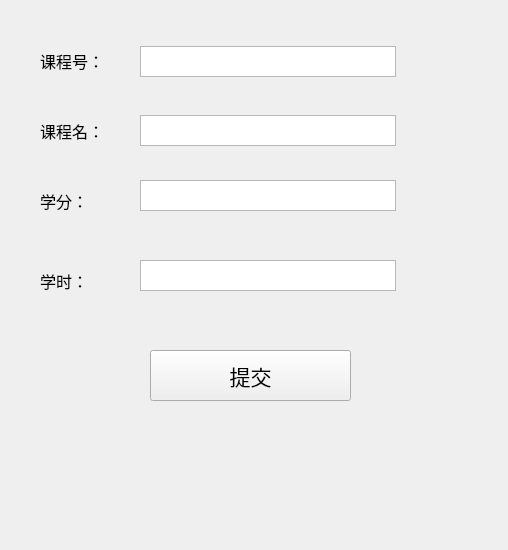
The window that courseaddform.ui (zihang0403/EduManagement) describes before a commit, drawn with Qt 5.
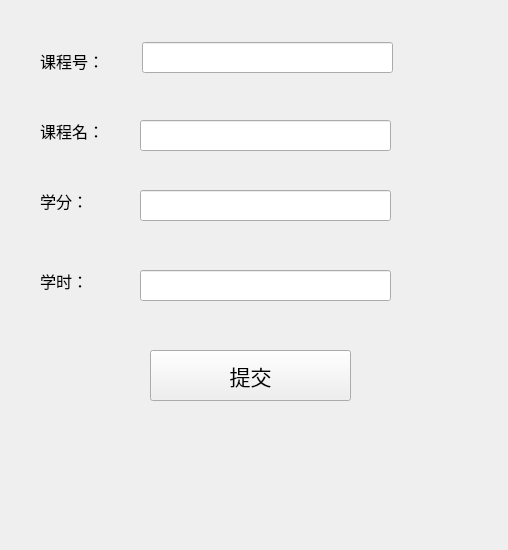
The same window after the commit.

The edit to the form file:
```diff
--- a/courseaddform.ui
+++ b/courseaddform.ui
@@ -62,21 +62,6 @@
     <string>课程名：</string>
    </property>
   </widget>
-  <widget class="QTextEdit" name="coursename">
-   <property name="geometry">
-    <rect>
-     <x>140</x>
-     <y>115</y>
-     <width>256</width>
-     <height>31</height>
-    </rect>
-   </property>
-   <property name="font">
-    <font>
-     <pointsize>12</pointsize>
-    </font>
-   </property>
-  </widget>
   <widget class="QLabel" name="label_3">
    <property name="geometry">
     <rect>
@@ -137,48 +122,6 @@
     <string>学时：</string>
    </property>
   </widget>
-  <widget class="QTextEdit" name="courseperiod">
-   <property name="geometry">
-    <rect>
-     <x>140</x>
-     <y>260</y>
-     <width>256</width>
-     <height>31</height>
-    </rect>
-   </property>
-   <property name="sizePolicy">
-    <sizepolicy hsizetype="Minimum" vsizetype="Minimum">
-     <horstretch>0</horstretch>
-     <verstretch>0</verstretch>
-    </sizepolicy>
-   </property>
-   <property name="minimumSize">
-    <size>
-     <width>0</width>
-     <height>0</height>
-    </size>
-   </property>
-   <property name="font">
-    <font>
-     <pointsize>12</pointsize>
-    </font>
-   </property>
-  </widget>
-  <widget class="QTextEdit" name="courseid">
-   <property name="geometry">
-    <rect>
-     <x>140</x>
-     <y>46</y>
-     <width>256</width>
-     <height>31</height>
-    </rect>
-   </property>
-   <property name="font">
-    <font>
-     <pointsize>12</pointsize>
-    </font>
-   </property>
-  </widget>
   <widget class="QLabel" name="label">
    <property name="geometry">
     <rect>
@@ -209,19 +152,44 @@
     <string>课程号：</string>
    </property>
   </widget>
-  <widget class="QTextEdit" name="coursescore">
+  <widget class="QLineEdit" name="courseid">
    <property name="geometry">
     <rect>
+     <x>142</x>
+     <y>42</y>
+     <width>251</width>
+     <height>31</height>
+    </rect>
+   </property>
+  </widget>
+  <widget class="QLineEdit" name="coursename">
+   <property name="geometry">
+    <rect>
      <x>140</x>
-     <y>180</y>
-     <width>256</width>
+     <y>120</y>
+     <width>251</width>
      <height>31</height>
     </rect>
    </property>
-   <property name="font">
-    <font>
-     <pointsize>12</pointsize>
-    </font>
+  </widget>
+  <widget class="QLineEdit" name="coursescore">
+   <property name="geometry">
+    <rect>
+     <x>140</x>
+     <y>190</y>
+     <width>251</width>
+     <height>31</height>
+    </rect>
+   </property>
+  </widget>
+  <widget class="QLineEdit" name="courseperoid">
+   <property name="geometry">
+    <rect>
+     <x>140</x>
+     <y>270</y>
+     <width>251</width>
+     <height>31</height>
+    </rect>
    </property>
   </widget>
  </widget>
```
